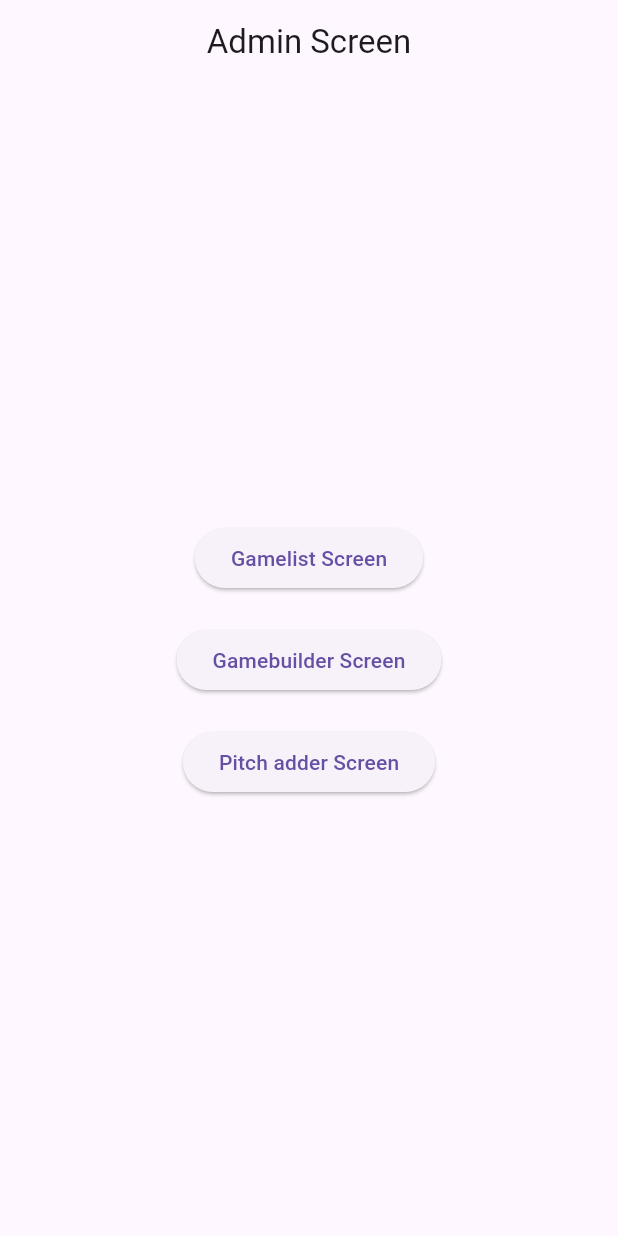
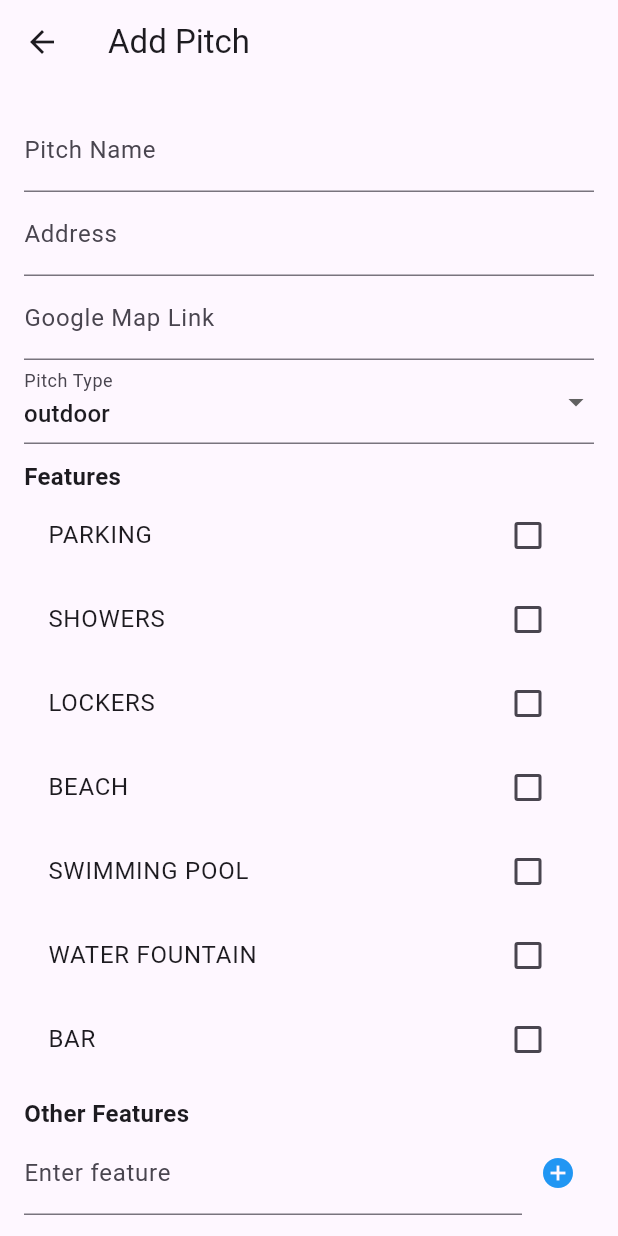
Before and after one commit to vaya-data/frontend-project-x, a Flutter app: the screen it shows after launch, after a tap on "Pitch adder Screen", on a phone screen of 412 x 824 dp. Run offline on Flutter 3.47's test engine with Material 3 defaults, Android fonts, the phone set to English and light mode, and no system bars; network calls fail.

Commit message:
create pitch_screen UI page

```diff
--- /dev/null
+++ b/lib/screen/addPitch_screen.dart
@@ -0,0 +1,186 @@
+import 'package:flutter/material.dart';
+import 'package:http/http.dart' as http;
+import 'dart:convert';
+
+class AddPitchScreen extends StatefulWidget {
+  @override
+  _AddPitchScreenState createState() => _AddPitchScreenState();
+}
+
+class _AddPitchScreenState extends State<AddPitchScreen> {
+  final _formKey = GlobalKey<FormState>();
+  final TextEditingController _pitchNameController = TextEditingController();
+  final TextEditingController _addressController = TextEditingController();
+  final TextEditingController _gmapLinkController = TextEditingController();
+  final TextEditingController _othersController = TextEditingController();
+
+  String _selectedType = 'outdoor'; //  Default type set to 'indoor'
+
+  // Features checkboxes
+  Map<String, bool> features = {
+    'parking': false,
+    'showers': false,
+    'lockers': false,
+    'beach': false,
+    'swimming_pool': false,
+    'water_fountain': false,
+    'bar': false,
+  };
+
+  // List to store additional Other Features and initially as an EMPTY list now
+  List<String> _otherFeaturesList = [];
+
+  // Function to add an "Other Feature"
+  void _addOtherFeature() {
+    String feature = _othersController.text.trim();
+    if (feature.isNotEmpty && !_otherFeaturesList.contains(feature)) {
+      setState(() {
+        _otherFeaturesList.add(feature);
+        _othersController.clear();
+      });
+    }
+  }
+
+  // Function to remove an "Other Feature"
+  void _removeOtherFeature(String feature) {
+    setState(() {
+      _otherFeaturesList.remove(feature);
+    });
+  }
+
+  Future<void> _submitPitch() async {
+    if (_formKey.currentState!.validate()) {
+      Map<String, dynamic> pitchData = {
+        "pitchname": _pitchNameController.text,
+        "address": _addressController.text,
+        "gmaplink": _gmapLinkController.text,
+        "type": _selectedType,
+        "features": {
+          ...features,
+          "others": _otherFeaturesList, //  Now stores dynamically added items
+        },
+      };
+
+      final response = await http.post(
+        Uri.parse("http://10.0.2.2:5001/project-x-384a0/us-central1/api/pitch/addpitch"),
+        headers: {"Content-Type": "application/json"},
+        body: jsonEncode(pitchData),
+      );
+
+      if (response.statusCode == 201) {
+        ScaffoldMessenger.of(context).showSnackBar(
+          SnackBar(content: Text("Pitch added successfully!")),
+        );
+        _formKey.currentState!.reset();
+        _othersController.clear();
+        setState(() {
+          _otherFeaturesList.clear(); //  Reset other features list
+          features.updateAll((key, value) => false); //  Reset checkboxes
+        });
+      } else {
+        ScaffoldMessenger.of(context).showSnackBar(
+          SnackBar(content: Text("Failed to add pitch!")),
+        );
+      }
+    }
+  }
+
+  @override
+  Widget build(BuildContext context) {
+    return Scaffold(
+      appBar: AppBar(title: Text("Add Pitch")),
+      body: SingleChildScrollView(
+        child: Padding(
+          padding: const EdgeInsets.all(16.0),
+          child: Form(
+            key: _formKey,
+            child: Column(
+              crossAxisAlignment: CrossAxisAlignment.start,
+              children: [
+                TextFormField(
+                  controller: _pitchNameController,
+                  decoration: InputDecoration(labelText: "Pitch Name"),
+                  validator: (value) => value!.isEmpty ? "Enter pitch name" : null,
+                ),
+                TextFormField(
+                  controller: _addressController,
+                  decoration: InputDecoration(labelText: "Address"),
+                  validator: (value) => value!.isEmpty ? "Enter address" : null,
+                ),
+                TextFormField(
+                  controller: _gmapLinkController,
+                  decoration: InputDecoration(labelText: "Google Map Link"),
+                  validator: (value) => value!.isEmpty ? "Enter Google Map link" : null,
+                ),
+                DropdownButtonFormField(
+                  value: _selectedType,
+                  decoration: InputDecoration(labelText: "Pitch Type"),
+                  items: ['outdoor', 'indoor'].map((type) {
+                    return DropdownMenuItem(value: type, child: Text(type));
+                  }).toList(),
+                  onChanged: (value) {
+                    setState(() {
+                      _selectedType = value.toString();
+                    });
+                  },
+                ),
+                SizedBox(height: 10),
+                Text("Features", style: TextStyle(fontSize: 16, fontWeight: FontWeight.bold)),
+                ...features.keys.map((feature) {
+                  return CheckboxListTile(
+                    title: Text(feature.replaceAll("_", " ").toUpperCase()),
+                    value: features[feature],
+                    onChanged: (bool? value) {
+                      setState(() {
+                        features[feature] = value!;
+                      });
+                    },
+                  );
+                }).toList(),
+                SizedBox(height: 10),
+
+                // Other Features Section
+                Text("Other Features", style: TextStyle(fontSize: 16, fontWeight: FontWeight.bold)),
+                Row(
+                  children: [
+                    Expanded(
+                      child: TextFormField(
+                        controller: _othersController,
+                        decoration: InputDecoration(labelText: "Enter feature"),
+                      ),
+                    ),
+                    IconButton(
+                      icon: Icon(Icons.add_circle, color: Colors.blue),
+                      onPressed: _addOtherFeature,
+                    ),
+                  ],
+                ),
+
+                // Show List of Added Other Features
+                if (_otherFeaturesList.isNotEmpty)
+                  Column(
+                    crossAxisAlignment: CrossAxisAlignment.start,
+                    children: _otherFeaturesList.map((feature) {
+                      return ListTile(
+                        title: Text(feature),
+                        trailing: IconButton(
+                          icon: Icon(Icons.remove_circle, color: Colors.red),
+                          onPressed: () => _removeOtherFeature(feature),
+                        ),
+                      );
+                    }).toList(),
+                  ),
+
+                SizedBox(height: 20),
+                ElevatedButton(
+                  onPressed: _submitPitch,
+                  child: Text("Submit"),
+                ),
+              ],
+            ),
+          ),
+        ),
+      ),
+    );
+  }
+}
--- a/lib/screen/admin_screen.dart
+++ b/lib/screen/admin_screen.dart
@@ -1,5 +1,6 @@
 import 'package:flutter/material.dart';
 import 'package:flutter_application_1/screen/addGame_screen.dart';
+import 'package:flutter_application_1/screen/addPitch_screen.dart';
 
 void main() {
   runApp(AdminScreen());
@@ -27,7 +28,15 @@ class MyHomePage extends StatelessWidget {
         MaterialPageRoute(builder: (context) => const AddGameScreen()),
 
       );
-    }else{
+    }
+    else if (option == 'Add Pitch') {
+    // Navigate to AddPitchScreen when "Add Pitch" is selected
+    Navigator.push(
+      context,
+      MaterialPageRoute(builder: (context) =>  AddPitchScreen()),
+    );}
+    else{
+
       print('Button pressed: $option');
       // You can add navigation for other screens here.
 
@@ -57,7 +66,7 @@ class MyHomePage extends StatelessWidget {
             ),
             SizedBox(height: 20),
             ElevatedButton(
-              onPressed: () => _handleButtonPress(context, 'Pitch adder screen'),
+              onPressed: () => _handleButtonPress(context, 'Add Pitch'),
               child: Text('Pitch adder Screen'),
             ),
           ],
```
